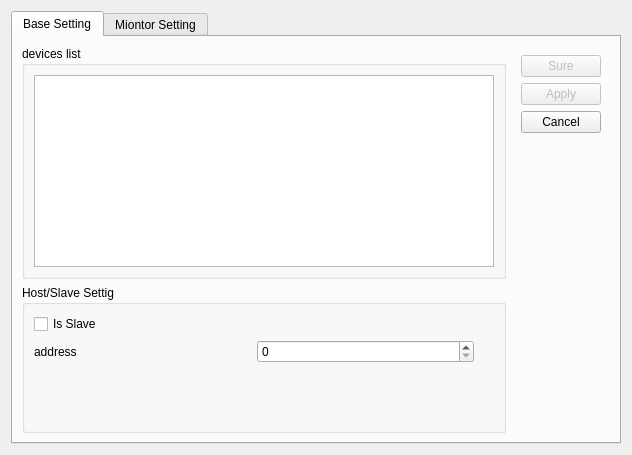
The window that form/settingdialog.ui (kyyblabla/gas_check) describes before a commit, drawn with Qt 5.
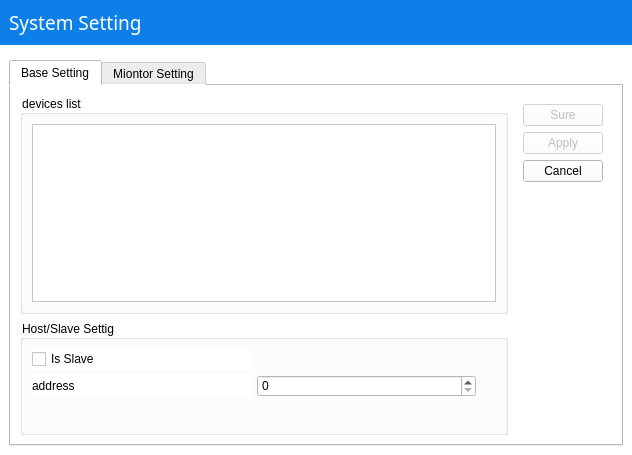
The same window after the commit. Icons and pictures are not drawn. Custom widgets are drawn as their Qt base class.

Patch:
```diff
--- a/form/settingdialog.ui
+++ b/form/settingdialog.ui
@@ -17,8 +17,57 @@
    <iconset resource="../rs/myrs.qrc">
     <normaloff>:/icofire.ico</normaloff>:/icofire.ico</iconset>
   </property>
+  <property name="styleSheet">
+   <string notr="true">QDialog{
+	background-color: rgb(255, 255, 255);
+}
+</string>
+  </property>
+  <layout class="QVBoxLayout" name="verticalLayout_5">
+   <property name="margin">
+    <number>0</number>
+   </property>
+   <item>
+    <widget class="QWidget" name="widget_2" native="true">
+     <property name="styleSheet">
+      <string notr="true">QWidget#widget_2{
+   
+	background-color: #0C80E8;
+   
+
+}
+
+QWidget#widget_2 *{
+	color: rgb(255, 255, 255);
+
+}</string>
+     </property>
   <layout class="QHBoxLayout" name="horizontalLayout">
    <item>
+       <widget class="QLabel" name="label_2">
+        <property name="font">
+         <font>
+          <family>微软雅黑</family>
+          <pointsize>14</pointsize>
+         </font>
+        </property>
+        <property name="text">
+         <string>System Setting</string>
+        </property>
+       </widget>
+      </item>
+     </layout>
+    </widget>
+   </item>
+   <item>
+    <widget class="QWidget" name="widget_7" native="true">
+     <property name="styleSheet">
+      <string notr="true">QWidget{
+  	background-color: rgb(255, 255, 255);
+}</string>
+     </property>
+     <layout class="QVBoxLayout" name="verticalLayout_3">
+      <item>
     <widget class="QTabWidget" name="tabWidget">
      <property name="currentIndex">
       <number>0</number>
@@ -227,6 +276,9 @@
        </item>
       </layout>
      </widget>
+       </widget>
+      </item>
+     </layout>
     </widget>
    </item>
   </layout>
```
Lines whose indentation alone changed are shown as unchanged.
